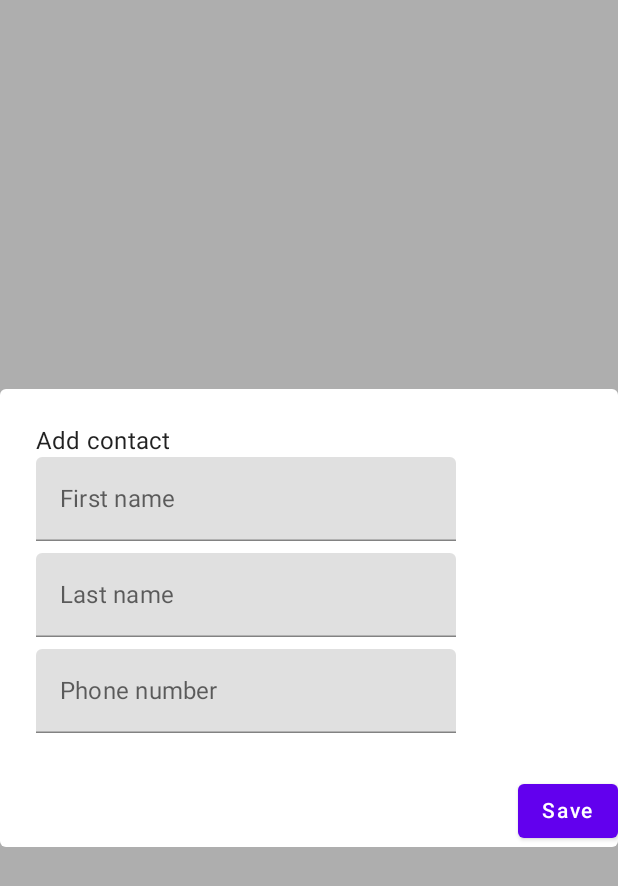
After one commit to JuicyTomato/Planeat, an Android app built with Jetpack Compose: the composable AddContactDialog shown on its own in the app's theme, on a phone screen of 412 x 824 dp. The commit adds this screen. Shown: the top 886 px of the screen. Run offline under Robolectric (Android 15) with nearby library versions, the phone set to English and light mode, and no system bars.

Commit message:
DB funzionante e ui per ContactList funzionante... Il problema è che ho bisogno di FridgList, per cui ora cambio Contact -> Ingredient

```diff
--- a/app/src/main/AndroidManifest.xml
+++ b/app/src/main/AndroidManifest.xml
@@ -22,6 +22,7 @@
             </intent-filter>
         </activity>
         <activity android:name=".ShoppingList" android:windowSoftInputMode="adjustPan"></activity>
+        <activity android:name=".FridgeList" android:exported="true"></activity>
     </application>
 
 </manifest>
--- /dev/null
+++ b/app/src/main/java/com/example/planeat/AddContactDialog.kt
@@ -0,0 +1,74 @@
+package com.example.planeat
+
+import androidx.compose.foundation.layout.Arrangement
+import androidx.compose.foundation.layout.Box
+import androidx.compose.foundation.layout.Column
+import androidx.compose.foundation.layout.fillMaxWidth
+import androidx.compose.material.AlertDialog
+import androidx.compose.material.Button
+import androidx.compose.material.Text
+import androidx.compose.material.TextField
+import androidx.compose.runtime.Composable
+import androidx.compose.ui.Alignment
+import androidx.compose.ui.Modifier
+import androidx.compose.ui.unit.dp
+
+@Composable
+fun AddContactDialog(
+    state: ContactState,
+    onEvent: (ContactEvent) -> Unit,
+    modifier: Modifier = Modifier
+) {
+    AlertDialog(
+        modifier = modifier,
+        onDismissRequest = {
+            onEvent(ContactEvent.HideDialog)
+        },
+        title = { Text(text = "Add contact") },
+        text = {
+            Column(
+                verticalArrangement = Arrangement.spacedBy(8.dp)
+            ) {
+                TextField(
+                    value = state.firstName,
+                    onValueChange = {
+                        onEvent(ContactEvent.SetFirstName(it))
+                    },
+                    placeholder = {
+                        Text(text = "First name")
+                    }
+                )
+                TextField(
+                    value = state.lastName,
+                    onValueChange = {
+                        onEvent(ContactEvent.SetLastName(it))
+                    },
+                    placeholder = {
+                        Text(text = "Last name")
+                    }
+                )
+                TextField(
+                    value = state.phoneNumber,
+                    onValueChange = {
+                        onEvent(ContactEvent.SetPhoneNumber(it))
+                    },
+                    placeholder = {
+                        Text(text = "Phone number")
+                    }
+                )
+            }
+        },
+        buttons = {
+            Box(
+                modifier = Modifier.fillMaxWidth(),
+                contentAlignment = Alignment.CenterEnd
+            ) {
+                Button(onClick = {
+                    onEvent(ContactEvent.SaveContact)
+                }) {
+                    Text(text = "Save")
+                }
+            }
+        }
+    )
+}
--- a/app/src/main/java/com/example/planeat/IngredientDatabase.kt
+++ b/app/src/main/java/com/example/planeat/ContactDatabase.kt
@@ -4,10 +4,10 @@ import androidx.room.Database
 import androidx.room.RoomDatabase
 
 @Database(
-    entities = [Ingredient::class],
+    entities = [Contact::class],
     version = 1
 )
+abstract class ContactDatabase: RoomDatabase() {
 
-abstract class IngredientDatabase: RoomDatabase() {
-    abstract val dao: IngredientDao
+    abstract val dao: ContactDao
 }
--- /dev/null
+++ b/app/src/main/java/com/example/planeat/ContactState.kt
@@ -0,0 +1,10 @@
+package com.example.planeat
+
+data class ContactState(
+    val contacts: List<Contact> = emptyList(),
+    val firstName: String = "",
+    val lastName: String = "",
+    val phoneNumber: String = "",
+    val isAddingContact: Boolean = false,
+    val sortType: SortType = SortType.FIRST_NAME
+)
--- a/app/src/main/java/com/example/planeat/MainActivity.kt
+++ b/app/src/main/java/com/example/planeat/MainActivity.kt
@@ -75,7 +75,7 @@ class MainActivity : AppCompatActivity() {
 
         // Animazione per spostare l'ImageView sopra il Button1
         buttonFridge.setOnClickListener {
-            val intent = Intent(this, ShoppingList::class.java)
+            val intent = Intent(this, FridgeList::class.java)
             startActivity(intent, ActivityOptions.makeSceneTransitionAnimation(this).toBundle())
         }
 
--- /dev/null
+++ b/app/src/main/java/com/example/planeat/SortType.kt
@@ -0,0 +1,6 @@
+package com.example.planeat
+enum class SortType {
+    FIRST_NAME,
+    LAST_NAME,
+    PHONE_NUMBER
+}
```
Also changed, not shown: app/build.gradle.kts (+18 -1 lines), app/src/main/java/com/example/planeat/Contact.kt (renamed from app/src/main/java/com/example/planeat/Ingredient.kt, +12 -1 lines), app/src/main/java/com/example/planeat/ContactDao.kt (added, +23 -0 lines), app/src/main/java/com/example/planeat/ContactEvent.kt (added, +11 -0 lines), app/src/main/java/com/example/planeat/ContactScreen.kt (added, +98 -0 lines), app/src/main/java/com/example/planeat/ContactViewModel.kt (added, +94 -0 lines), app/src/main/java/com/example/planeat/FridgeList.kt (+34 -3 lines), app/src/main/java/com/example/planeat/IngredientDao.kt (deleted, +0 -24 lines), app/src/main/res/layout/fridge_list.xml (+27 -5 lines).
